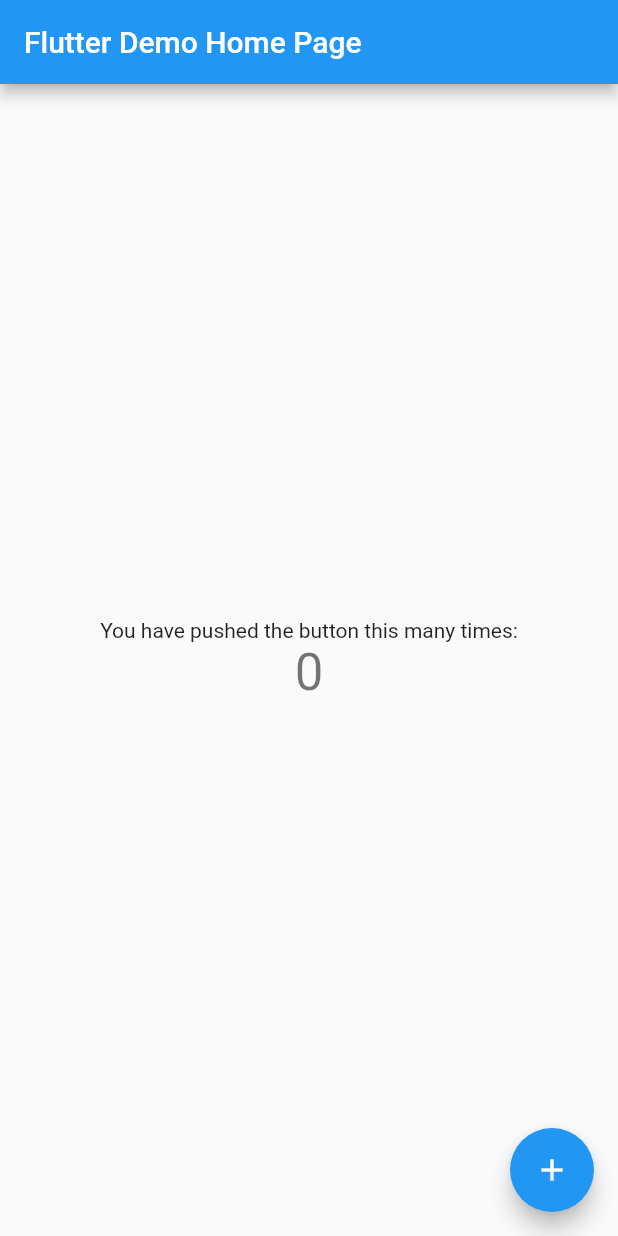
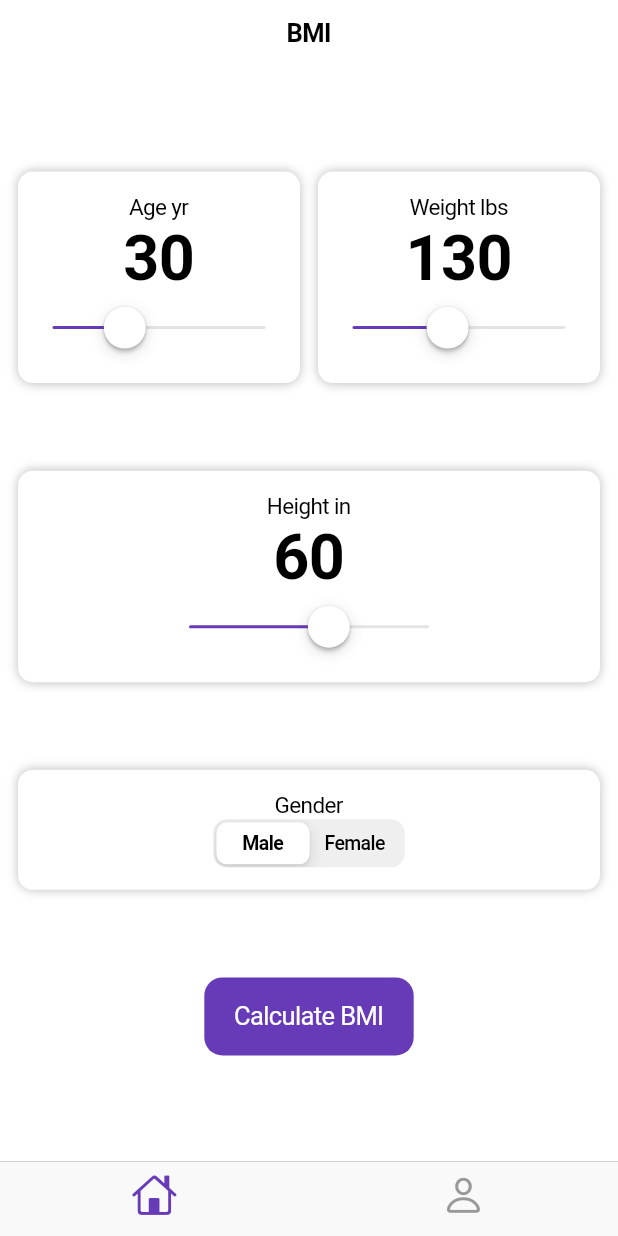
Before and after one commit to totozunino/bmi_app, a Flutter app: the screen it shows after launch, on a phone screen of 412 x 824 dp. Run offline on Flutter 3.47's test engine with Material 2 defaults, Android fonts, the phone set to English and light mode, and no system bars; our stand-ins replace equatable, flutter_bloc, hive, hive_flutter; accounts and stored records are empty.

Commit message:
feat: calculate bmi screen

```diff
--- /dev/null
+++ b/lib/blocs/bmi/bloc/bmi_bloc.dart
@@ -0,0 +1,44 @@
+import 'dart:math';
+import 'package:calculate_bmi/blocs/bmi/bloc/bmi_event.dart';
+import 'package:calculate_bmi/blocs/bmi/bloc/bmi_state.dart';
+import 'package:calculate_bmi/blocs/bmi/bmi_repository.dart';
+import 'package:flutter_bloc/flutter_bloc.dart';
+
+class BMIBloc extends Bloc<BMIEvent, BMIState> {
+  final BMIRepository _bmiRepository;
+
+  BMIBloc(this._bmiRepository) : super(const BMIInitial()) {
+    on<CalculateBMI>(_onCalculateBMI);
+    on<CloseBMIDialog>(_onCloseBMIDialog);
+    on<SaveBMI>(_onSaveBMI);
+  }
+
+  void _onCalculateBMI(CalculateBMI event, Emitter<BMIState> emit) {
+    final String status;
+    final double bmi = 703 * (event.weight / pow(event.height, 2));
+    if (bmi < 18.5) {
+      status = "Underweight";
+    } else if (bmi >= 18.5 && bmi < 25) {
+      status = "Normal";
+    } else if (bmi >= 25 && bmi < 30) {
+      status = "Overweight";
+    } else {
+      status = "Obese";
+    }
+
+    emit(BMICalculated(bmi, status));
+  }
+
+  void _onCloseBMIDialog(CloseBMIDialog event, Emitter<BMIState> emit) {
+    emit(const BMIInitial());
+  }
+
+  Future<void> _onSaveBMI(SaveBMI event, Emitter<BMIState> emit) async {
+    try {
+      await _bmiRepository.addBMI(event.value, event.status);
+      emit(const BMIInitial());
+    } catch (e) {
+      emit(const BMIError("Oops we cloudn't save that bmi"));
+    }
+  }
+}
--- /dev/null
+++ b/lib/blocs/bmi/bloc/bmi_event.dart
@@ -0,0 +1,27 @@
+import 'package:equatable/equatable.dart';
+
+abstract class BMIEvent extends Equatable {
+  const BMIEvent();
+
+  @override
+  List<Object?> get props => [];
+}
+
+class CalculateBMI extends BMIEvent {
+  final double age;
+  final double weight;
+  final double height;
+
+  const CalculateBMI(this.age, this.weight, this.height);
+}
+
+class CloseBMIDialog extends BMIEvent {
+  const CloseBMIDialog();
+}
+
+class SaveBMI extends BMIEvent {
+  final String status;
+  final double value;
+
+  const SaveBMI(this.status, this.value);
+}
--- /dev/null
+++ b/lib/blocs/bmi/bloc/bmi_state.dart
@@ -0,0 +1,25 @@
+import 'package:equatable/equatable.dart';
+
+abstract class BMIState extends Equatable {
+  const BMIState();
+
+  @override
+  List<Object?> get props => [];
+}
+
+class BMIInitial extends BMIState {
+  const BMIInitial();
+}
+
+class BMICalculated extends BMIState {
+  final double bmi;
+  final String status;
+
+  const BMICalculated(this.bmi, this.status);
+}
+
+class BMIError extends BMIState {
+  final String message;
+
+  const BMIError(this.message);
+}
--- /dev/null
+++ b/lib/blocs/bmi/bmi_repository.dart
@@ -0,0 +1,20 @@
+import 'package:calculate_bmi/blocs/bmi/model/bmi.dart';
+import 'package:hive/hive.dart';
+
+class BMIRepository {
+  Future<Box<BMI>> _getBMIBox() async {
+    return await Hive.openBox<BMI>('bmi_history');
+  }
+
+  Future<List<BMI>> getHistory() async {
+    final history = await _getBMIBox();
+
+    return history.values.toList();
+  }
+
+  Future<void> addBMI(final double value, final String status) async {
+    final history = await _getBMIBox();
+    await history
+        .add(BMI(value: value, createdAt: DateTime.now(), status: status));
+  }
+}
--- /dev/null
+++ b/lib/blocs/bmi/model/bmi.dart
@@ -0,0 +1,19 @@
+import 'package:hive/hive.dart';
+
+part 'bmi.g.dart';
+
+@HiveType(typeId: 1)
+class BMI extends HiveObject {
+  @HiveField(0)
+  final double value;
+  @HiveField(1)
+  final String status;
+  @HiveField(2)
+  final DateTime createdAt;
+
+  BMI({
+    required this.value,
+    required this.status,
+    required this.createdAt,
+  });
+}
--- a/lib/main.dart
+++ b/lib/main.dart
@@ -1,6 +1,15 @@
-import 'package:flutter/material.dart';
+import 'package:calculate_bmi/blocs/bmi/bloc/bmi_bloc.dart';
+import 'package:calculate_bmi/blocs/bmi/bmi_repository.dart';
+import 'package:calculate_bmi/blocs/bmi/model/bmi.dart';
+import 'package:calculate_bmi/screens/history_screen.dart';
+import 'package:calculate_bmi/screens/home_screen.dart';
+import 'package:flutter/cupertino.dart';
+import 'package:flutter_bloc/flutter_bloc.dart';
+import 'package:hive_flutter/hive_flutter.dart';
 
-void main() {
+Future<void> main() async {
+  await Hive.initFlutter();
+  Hive.registerAdapter(BMIAdapter());
   runApp(const MyApp());
 }
 
@@ -10,106 +19,35 @@
   // This widget is the root of your application.
   @override
   Widget build(BuildContext context) {
-    return MaterialApp(
-      title: 'Flutter Demo',
-      theme: ThemeData(
-        // This is the theme of your application.
-        //
-        // Try running your application with "flutter run". You'll see the
-        // application has a blue toolbar. Then, without quitting the app, try
-        // changing the primarySwatch below to Colors.green and then invoke
-        // "hot reload" (press "r" in the console where you ran "flutter run",
-        // or simply save your changes to "hot reload" in a Flutter IDE).
-        // Notice that the counter didn't reset back to zero; the application
-        // is not restarted.
-        primarySwatch: Colors.blue,
+    return CupertinoApp(
+      title: "Calculate BMI",
+      debugShowCheckedModeBanner: false,
+      theme: const CupertinoThemeData(
+        primaryColor: Color.fromRGBO(103, 58, 183, 1),
       ),
-      home: const MyHomePage(title: 'Flutter Demo Home Page'),
+      home: CupertinoPageScaffold(
+        navigationBar: const CupertinoNavigationBar(
+          middle: Text("BMI"),
+        ),
+        child: BlocProvider(
+          create: (context) => BMIBloc(
+            BMIRepository(),
+          ),
+          child: CupertinoTabScaffold(
+            tabBar: CupertinoTabBar(
+              items: const [
+                BottomNavigationBarItem(icon: Icon(CupertinoIcons.home)),
+                BottomNavigationBarItem(icon: Icon(CupertinoIcons.person))
+              ],
+            ),
+            tabBuilder: (context, index) {
+              if (index == 1) return const HistoryScreen();
+
+              return const HomeScreen();
+            },
+          ),
+        ),
+      ),
     );
   }
 }
-
-class MyHomePage extends StatefulWidget {
-  const MyHomePage({Key? key, required this.title}) : super(key: key);
-
-  // This widget is the home page of your application. It is stateful, meaning
-  // that it has a State object (defined below) that contains fields that affect
-  // how it looks.
-
-  // This class is the configuration for the state. It holds the values (in this
-  // case the title) provided by the parent (in this case the App widget) and
-  // used by the build method of the State. Fields in a Widget subclass are
-  // always marked "final".
-
-  final String title;
-
-  @override
-  State<MyHomePage> createState() => _MyHomePageState();
-}
-
-class _MyHomePageState extends State<MyHomePage> {
-  int _counter = 0;
-
-  void _incrementCounter() {
-    setState(() {
-      // This call to setState tells the Flutter framework that something has
-      // changed in this State, which causes it to rerun the build method below
-      // so that the display can reflect the updated values. If we changed
-      // _counter without calling setState(), then the build method would not be
-      // called again, and so nothing would appear to happen.
-      _counter++;
-    });
-  }
-
-  @override
-  Widget build(BuildContext context) {
-    // This method is rerun every time setState is called, for instance as done
-    // by the _incrementCounter method above.
-    //
-    // The Flutter framework has been optimized to make rerunning build methods
-    // fast, so that you can just rebuild anything that needs updating rather
-    // than having to individually change instances of widgets.
-    return Scaffold(
-      appBar: AppBar(
-        // Here we take the value from the MyHomePage object that was created by
-        // the App.build method, and use it to set our appbar title.
-        title: Text(widget.title),
-      ),
-      body: Center(
-        // Center is a layout widget. It takes a single child and positions it
-        // in the middle of the parent.
-        child: Column(
-          // Column is also a layout widget. It takes a list of children and
-          // arranges them vertically. By default, it sizes itself to fit its
-          // children horizontally, and tries to be as tall as its parent.
-          //
-          // Invoke "debug painting" (press "p" in the console, choose the
-          // "Toggle Debug Paint" action from the Flutter Inspector in Android
-          // Studio, or the "Toggle Debug Paint" command in Visual Studio Code)
-          // to see the wireframe for each widget.
-          //
-          // Column has various properties to control how it sizes itself and
-          // how it positions its children. Here we use mainAxisAlignment to
-          // center the children vertically; the main axis here is the vertical
-          // axis because Columns are vertical (the cross axis would be
-          // horizontal).
-          mainAxisAlignment: MainAxisAlignment.center,
-          children: <Widget>[
-            const Text(
-              'You have pushed the button this many times:',
-            ),
-            Text(
-              '$_counter',
-              style: Theme.of(context).textTheme.headline4,
-            ),
-          ],
-        ),
-      ),
-      floatingActionButton: FloatingActionButton(
-        onPressed: _incrementCounter,
-        tooltip: 'Increment',
-        child: const Icon(Icons.add),
-      ), // This trailing comma makes auto-formatting nicer for build methods.
-    );
-  }
-}
--- /dev/null
+++ b/lib/screens/history_screen.dart
@@ -0,0 +1,12 @@
+import 'package:flutter/cupertino.dart';
+
+class HistoryScreen extends StatelessWidget {
+  const HistoryScreen({Key? key}) : super(key: key);
+
+  @override
+  Widget build(BuildContext context) {
+    return const Center(
+      child: Text("History"),
+    );
+  }
+}
--- /dev/null
+++ b/lib/screens/home_screen.dart
@@ -0,0 +1,160 @@
+import 'package:calculate_bmi/blocs/bmi/bloc/bmi_bloc.dart';
+import 'package:calculate_bmi/blocs/bmi/bloc/bmi_event.dart';
+import 'package:calculate_bmi/blocs/bmi/bloc/bmi_state.dart';
+import 'package:calculate_bmi/widgets/box_card.dart';
+import 'package:calculate_bmi/widgets/slider_box.dart';
+import 'package:flutter/cupertino.dart';
+import 'package:flutter_bloc/flutter_bloc.dart';
+
+class HomeScreen extends StatefulWidget {
+  const HomeScreen({Key? key}) : super(key: key);
+
+  @override
+  State<HomeScreen> createState() => _HomeScreenState();
+}
+
+class _HomeScreenState extends State<HomeScreen> {
+  double age = 30;
+  double weight = 130;
+  double height = 60;
+  int gender = 0;
+
+  @override
+  Widget build(BuildContext context) {
+    return SafeArea(
+      child: Padding(
+        padding: const EdgeInsets.all(12.0),
+        child: Column(
+          mainAxisSize: MainAxisSize.max,
+          mainAxisAlignment: MainAxisAlignment.spaceEvenly,
+          crossAxisAlignment: CrossAxisAlignment.center,
+          children: [
+            Row(
+              mainAxisAlignment: MainAxisAlignment.center,
+              children: [
+                Expanded(
+                  child: SliderBox(
+                    title: "Age yr",
+                    value: age,
+                    minValue: 0,
+                    maxValue: 100,
+                    onChange: (val) {
+                      setState(() {
+                        age = val;
+                      });
+                    },
+                  ),
+                ),
+                const SizedBox(
+                  width: 12,
+                ),
+                Expanded(
+                  child: SliderBox(
+                    title: "Weight lbs",
+                    value: weight,
+                    minValue: 0,
+                    maxValue: 300,
+                    onChange: (val) {
+                      setState(() {
+                        weight = val;
+                      });
+                    },
+                  ),
+                ),
+              ],
+            ),
+            SliderBox(
+              width: double.infinity,
+              title: "Height in",
+              value: height,
+              minValue: 0,
+              maxValue: 100,
+              onChange: (val) {
+                setState(() {
+                  height = val;
+                });
+              },
+            ),
+            BoxCard(
+              width: double.infinity,
+              child: Column(
+                children: [
+                  const Text(
+                    "Gender",
+                    style: TextStyle(
+                      fontSize: 15,
+                    ),
+                  ),
+                  CupertinoSlidingSegmentedControl(
+                    children: const {
+                      0: Text("Male"),
+                      1: Text("Female"),
+                    },
+                    groupValue: gender,
+                    onValueChanged: (val) {
+                      setState(() {
+                        gender = val as int;
+                      });
+                    },
+                  ),
+                ],
+              ),
+            ),
+            BlocConsumer<BMIBloc, BMIState>(
+              listener: (context, state) {
+                if (state is BMICalculated) {
+                  showCupertinoDialog(
+                    context: context,
+                    builder: (ctx) {
+                      return CupertinoAlertDialog(
+                        title: Text(state.status),
+                        content: Text(
+                          state.bmi.toStringAsFixed(2),
+                        ),
+                        actions: [
+                          CupertinoDialogAction(
+                            child: const Text(
+                              "CLOSE",
+                              style: TextStyle(
+                                color: Color.fromRGBO(244, 67, 54, 1),
+                              ),
+                            ),
+                            onPressed: () {
+                              context
+                                  .read<BMIBloc>()
+                                  .add(const CloseBMIDialog());
+                              Navigator.of(ctx).pop();
+                            },
+                          ),
+                          CupertinoDialogAction(
+                            child: const Text("SAVE"),
+                            onPressed: () {
+                              context
+                                  .read<BMIBloc>()
+                                  .add(SaveBMI(state.status, state.bmi));
+                              Navigator.of(ctx).pop();
+                            },
+                          ),
+                        ],
+                      );
+                    },
+                  );
+                }
+              },
+              builder: (context, state) {
+                return CupertinoButton.filled(
+                  child: const Text("Calculate BMI"),
+                  onPressed: () {
+                    context.read<BMIBloc>().add(
+                          CalculateBMI(age, weight, height),
+                        );
+                  },
+                );
+              },
+            )
+          ],
+        ),
+      ),
+    );
+  }
+}
--- /dev/null
+++ b/lib/widgets/box_card.dart
@@ -0,0 +1,27 @@
+import 'package:flutter/cupertino.dart';
+
+class BoxCard extends StatelessWidget {
+  final double? width;
+  final Widget child;
+
+  const BoxCard({Key? key, this.width, required this.child}) : super(key: key);
+
+  @override
+  Widget build(BuildContext context) {
+    return Container(
+      width: width,
+      padding: const EdgeInsets.all(15),
+      decoration: BoxDecoration(
+        color: const Color.fromRGBO(255, 255, 255, 1),
+        borderRadius: BorderRadius.circular(10),
+        boxShadow: const [
+          BoxShadow(
+            color: Color.fromRGBO(0, 0, 0, 0.259),
+            blurRadius: 5,
+          ),
+        ],
+      ),
+      child: child,
+    );
+  }
+}
--- /dev/null
+++ b/lib/widgets/slider_box.dart
@@ -0,0 +1,54 @@
+import 'package:calculate_bmi/widgets/box_card.dart';
+import 'package:flutter/cupertino.dart';
+
+class SliderBox extends StatelessWidget {
+  final double? width;
+  final String title;
+  final double value;
+  final double minValue;
+  final double maxValue;
+  final void Function(double value) onChange;
+
+  const SliderBox({
+    Key? key,
+    this.width,
+    required this.title,
+    required this.value,
+    required this.minValue,
+    required this.maxValue,
+    required this.onChange,
+  }) : super(key: key);
+
+  @override
+  Widget build(BuildContext context) {
+    return BoxCard(
+      width: width,
+      child: Column(
+        children: [
+          Text(
+            title,
+            style: const TextStyle(
+              fontSize: 15,
+            ),
+          ),
+          Text(
+            value.toStringAsFixed(0),
+            style: const TextStyle(
+              fontSize: 42,
+              fontWeight: FontWeight.bold,
+            ),
+          ),
+          CupertinoSlider(
+            min: minValue,
+            max: maxValue,
+            value: value,
+            divisions: maxValue.toInt(),
+            onChanged: (val) {
+              onChange(val);
+            },
+          ),
+        ],
+      ),
+    );
+  }
+}
```
Also changed, not shown: pubspec.yaml (+8 -17 lines), lib/blocs/bmi/model/bmi.g.dart (added), pubspec.lock.
